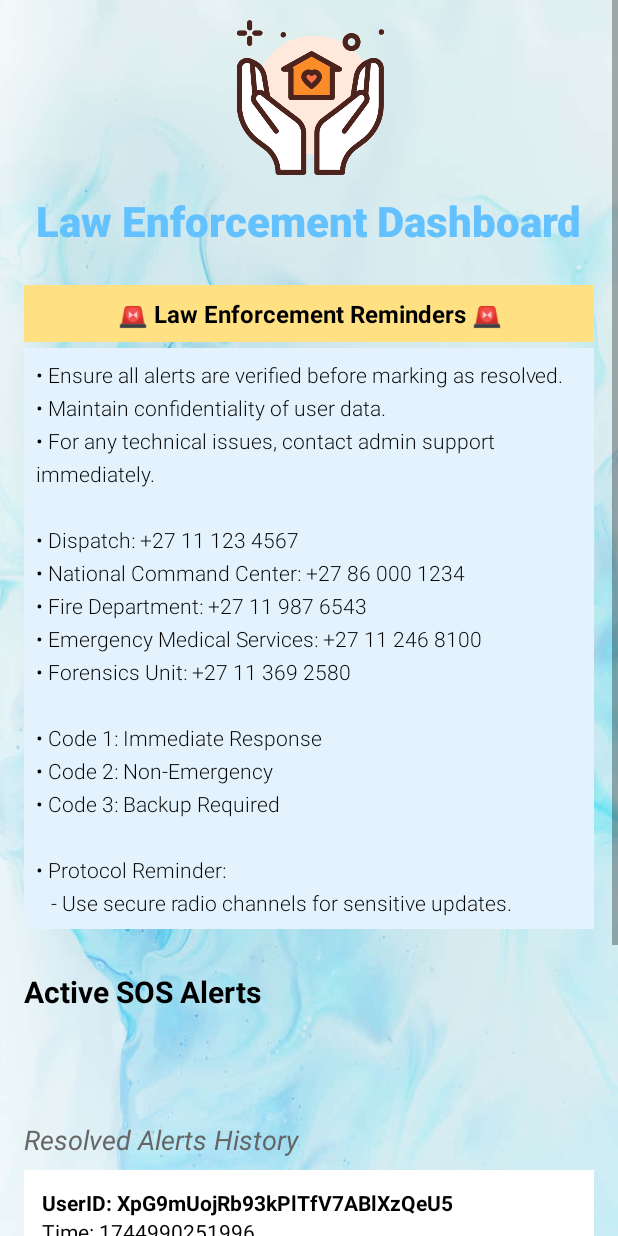
After one commit to aadeza/HelpAtHome_INSY7315, an Android app built with Jetpack Compose: the LawDashboardActivity screen opened directly, with no data from a screen before it, on a phone screen of 412 x 824 dp. The commit adds this screen. Run offline under Robolectric (Android 15) with nearby library versions, the phone set to English and light mode, and no system bars; our stand-ins replace Firebase (no records; nobody signed in at launch, a user with empty details on screens opened directly).

Commit message:
Law enforcement done

```diff
--- a/app/src/main/AndroidManifest.xml
+++ b/app/src/main/AndroidManifest.xml
@@ -38,6 +38,9 @@
             android:name=".SignUp"
             android:exported="false" />
         <activity
+            android:name=".LawDashboardActivity" />
+
+        <activity
             android:name=".MainActivity"
             android:exported="true"
             android:label="@string/app_name"
--- /dev/null
+++ b/app/src/main/java/com/example/helpathome/LawDashboardActivity.kt
@@ -0,0 +1,87 @@
+package com.example.helpathome
+
+import android.os.Bundle
+import android.widget.Toast
+import androidx.appcompat.app.AppCompatActivity
+import androidx.recyclerview.widget.LinearLayoutManager
+import androidx.recyclerview.widget.RecyclerView
+import com.example.helpathome.adapters.AlertAdapter
+import com.example.helpathome.models.alerts
+import com.google.firebase.auth.FirebaseAuth
+import com.google.firebase.database.*
+
+class LawDashboardActivity : AppCompatActivity() {
+
+    private lateinit var recyclerView: RecyclerView
+    private lateinit var alertAdapter: AlertAdapter
+    private val alertList = mutableListOf<alerts>()
+    private lateinit var usersRef: DatabaseReference
+
+    override fun onCreate(savedInstanceState: Bundle?) {
+        super.onCreate(savedInstanceState)
+        setContentView(R.layout.activity_law_dashboard)
+
+        recyclerView = findViewById(R.id.recyclerAlerts)
+        recyclerView.layoutManager = LinearLayoutManager(this)
+
+        alertAdapter = AlertAdapter(
+            alertList,
+            onResolveClick = { alert -> markAsResolved(alert) }
+        )
+        recyclerView.adapter = alertAdapter
+
+        usersRef = FirebaseDatabase.getInstance().getReference("Users")
+        loadAllAlerts()
+    }
+
+    private fun loadAllAlerts() {
+        usersRef.addValueEventListener(object : ValueEventListener {
+            override fun onDataChange(snapshot: DataSnapshot) {
+                alertList.clear()
+                for (userSnap in snapshot.children) {
+                    val userId = userSnap.key ?: continue
+                    val sosActive = userSnap.child("sosActive").getValue(Boolean::class.java) ?: false
+
+
+                    if (sosActive) {
+                        val location = userSnap.child("location").getValue(String::class.java) ?: "-26.1087, 28.0567 (Sandton, Johannesburg)"
+                        val timestamp = userSnap.child("timestamp").getValue(Long::class.java)?.toString() ?: "1744990251996"
+
+                        val alert = alerts(
+                            userId = userId,
+                            location = location,
+                            timestamp = timestamp,
+                            sosActive = true
+                        )
+
+                        alertList.add(alert)
+                    }
+                }
+                alertAdapter.notifyDataSetChanged()
+            }
+
+            override fun onCancelled(error: DatabaseError) {
+                Toast.makeText(
+                    this@LawDashboardActivity,
+                    "Failed to load alerts: ${error.message}",
+                    Toast.LENGTH_SHORT
+                ).show()
+            }
+        })
+    }
+
+    private fun markAsResolved(alert: alerts) {
+        val userId = alert.userId ?: return
+        val userRef = usersRef.child(userId)
+
+        userRef.child("sosActive").setValue(false)
+            .addOnSuccessListener {
+                userRef.child("resolvedBy").setValue(FirebaseAuth.getInstance().currentUser?.uid ?: "unknown")
+                userRef.child("resolvedAt").setValue(ServerValue.TIMESTAMP)
+                Toast.makeText(this, "Alert marked as resolved", Toast.LENGTH_SHORT).show()
+            }
+            .addOnFailureListener {
+                Toast.makeText(this, "Failed to mark alert as resolved", Toast.LENGTH_SHORT).show()
+            }
+    }
+}
--- /dev/null
+++ b/app/src/main/res/layout/activity_law_dashboard.xml
@@ -0,0 +1,244 @@
+<?xml version="1.0" encoding="utf-8"?>
+<ScrollView xmlns:android="http://schemas.android.com/apk/res/android"
+    xmlns:tools="http://schemas.android.com/tools"
+    android:id="@+id/scrollViewLawDashboard"
+    android:layout_width="match_parent"
+    android:layout_height="match_parent"
+    android:fillViewport="true"
+    android:background="@drawable/homebackground"
+    tools:context=".LawDashboardActivity">
+
+    <LinearLayout
+        android:id="@+id/layoutLawDashboard"
+        android:layout_width="match_parent"
+        android:layout_height="wrap_content"
+        android:orientation="vertical"
+        android:paddingStart="16dp"
+        android:paddingEnd="16dp"
+        android:paddingBottom="16dp">
+
+        <!-- Logo -->
+        <ImageView
+            android:id="@+id/imageViewLogo"
+            android:layout_width="120dp"
+            android:layout_height="110dp"
+            android:layout_marginTop="10dp"
+            android:layout_gravity="center_horizontal"
+            android:layout_marginBottom="8dp"
+            android:src="@drawable/helphomeicon" />
+
+        <!-- Title -->
+        <TextView
+            android:id="@+id/textTitle"
+            android:layout_width="wrap_content"
+            android:layout_height="wrap_content"
+            android:text="Law Enforcement Dashboard"
+            android:textColor="#63C1FF"
+            android:textSize="28sp"
+            android:textStyle="bold"
+            android:fontFamily="sans-serif-medium"
+            android:layout_gravity="center_horizontal"
+            android:layout_marginBottom="12dp" />
+
+        <!-- Law Enforcement Reminders -->
+        <TextView
+            android:id="@+id/textPSATitle"
+            android:layout_width="match_parent"
+            android:layout_height="wrap_content"
+            android:background="#FFE082"
+            android:text="🚨 Law Enforcement Reminders 🚨"
+            android:textColor="#000000"
+            android:textSize="16sp"
+            android:textStyle="bold"
+            android:padding="8dp"
+            android:layout_marginTop="12dp"
+            android:layout_marginBottom="4dp"
+            android:gravity="center" />
+
+        <TextView
+            android:id="@+id/textPSAContent"
+            android:layout_width="match_parent"
+            android:layout_height="wrap_content"
+            android:background="#E3F2FD"
+            android:text="• Ensure all alerts are verified before marking as resolved.\n• Maintain confidentiality of user data.\n• For any technical issues, contact admin support immediately.\n\n• Dispatch: +27 11 123 4567\n• National Command Center: +27 86 000 1234\n• Fire Department: +27 11 987 6543\n• Emergency Medical Services: +27 11 246 8100\n• Forensics Unit: +27 11 369 2580\n\n• Code 1: Immediate Response\n• Code 2: Non-Emergency\n• Code 3: Backup Required\n\n• Protocol Reminder:  \n   - Use secure radio channels for sensitive updates."
+            android:textColor="#000000"
+            android:textSize="14sp"
+            android:lineSpacingExtra="6dp"
+            android:padding="8dp"
+            android:layout_marginBottom="12dp"
+            android:layout_marginTop="0dp"
+            android:fontFamily="sans-serif-light" />
+
+
+        <!-- Active SOS Alerts -->
+        <TextView
+            android:id="@+id/activeAlertsTitle"
+            android:layout_width="wrap_content"
+            android:layout_height="wrap_content"
+            android:text="Active SOS Alerts"
+            android:textColor="#000000"
+            android:textSize="20sp"
+            android:textStyle="bold"
+            android:layout_marginBottom="8dp"
+            android:layout_marginTop="16dp" />
+
+        <!-- Active Alerts Recycler -->
+        <androidx.recyclerview.widget.RecyclerView
+            android:id="@+id/recyclerAlerts"
+            android:layout_width="match_parent"
+            android:layout_height="wrap_content"
+            android:nestedScrollingEnabled="false"
+            android:scrollbars="vertical"
+            tools:listitem="@layout/alert_item" />
+
+        <!-- Resolved Alerts Title -->
+        <TextView
+            android:id="@+id/resolvedAlertsTitle"
+            android:layout_width="wrap_content"
+            android:layout_height="wrap_content"
+
+            android:textColor="#666666"
+            android:textSize="18sp"
+            android:textStyle="italic"
+            android:layout_marginTop="16dp"
+            android:layout_marginBottom="8dp" />
+
+        <!-- Resolved Alerts Recycler -->
+        <androidx.recyclerview.widget.RecyclerView
+            android:id="@+id/recyclerResolvedAlerts"
+            android:layout_width="match_parent"
+            android:layout_height="wrap_content"
+            android:nestedScrollingEnabled="false"
+            android:scrollbars="vertical"
+            tools:listitem="@layout/alert_item" />
+        <!-- Resolved Alerts Title -->
+        <TextView
+
+            android:layout_width="wrap_content"
+            android:layout_height="wrap_content"
+            android:text="Resolved Alerts History"
+            android:textColor="#666666"
+            android:textSize="18sp"
+            android:textStyle="italic"
+            android:layout_marginTop="16dp"
+            android:layout_marginBottom="8dp" />
+
+        <!-- Resolved Alerts List -->
+        <LinearLayout
+            android:layout_width="match_parent"
+            android:layout_height="wrap_content"
+            android:orientation="vertical">
+
+            <!-- Alert 1 -->
+            <LinearLayout
+                android:layout_width="match_parent"
+                android:layout_height="wrap_content"
+                android:orientation="vertical"
+                android:background="@android:color/white"
+                android:padding="12dp"
+                android:layout_marginBottom="8dp"
+                android:elevation="2dp">
+
+                <TextView
+                    android:layout_width="wrap_content"
+                    android:layout_height="wrap_content"
+                    android:text="UserID: XpG9mUojRb93kPlTfV7ABlXzQeU5"
+                    android:textColor="#000000"
+                    android:textStyle="bold"
+                    android:textSize="14sp" />
+
+                <TextView
+                    android:layout_width="wrap_content"
+                    android:layout_height="wrap_content"
+                    android:text="Time: 1744990251996"
+                    android:textColor="#000000"
+                    android:textSize="14sp" />
+
+                <TextView
+                    android:layout_width="wrap_content"
+                    android:layout_height="wrap_content"
+                    android:text="Status: RESOLVED"
+                    android:textColor="#4CAF50"
+                    android:textStyle="bold"
+                    android:textSize="14sp"
+                    android:layout_marginTop="4dp" />
+            </LinearLayout>
+
+            <!-- Alert 2 -->
+            <LinearLayout
+                android:layout_width="match_parent"
+                android:layout_height="wrap_content"
+                android:orientation="vertical"
+                android:background="@android:color/white"
+                android:padding="12dp"
+                android:layout_marginBottom="8dp"
+                android:elevation="2dp">
+
+                <TextView
+                    android:layout_width="wrap_content"
+                    android:layout_height="wrap_content"
+                    android:text="UserID: HjL92NkpVf18zMxLgC4RTbWqVoZ7"
+                    android:textColor="#000000"
+                    android:textStyle="bold"
+                    android:textSize="14sp" />
+
+                <TextView
+                    android:layout_width="wrap_content"
+                    android:layout_height="wrap_content"
+                    android:text="Time: 1745891352472"
+                    android:textColor="#000000"
+                    android:textSize="14sp" />
+
+                <TextView
+                    android:layout_width="wrap_content"
+                    android:layout_height="wrap_content"
+                    android:text="Status: RESOLVED"
+                    android:textColor="#4CAF50"
+                    android:textStyle="bold"
+                    android:textSize="14sp"
+                    android:layout_marginTop="4dp" />
+            </LinearLayout>
+
+            <!-- Alert 3 -->
+            <LinearLayout
+                android:layout_width="match_parent"
+                android:layout_height="wrap_content"
+                android:orientation="vertical"
+                android:background="@android:color/white"
+                android:padding="12dp"
+                android:layout_marginBottom="8dp"
+                android:elevation="2dp">
+
+                <TextView
+                    android:layout_width="wrap_content"
+                    android:layout_height="wrap_content"
+                    android:text="UserID: QrN75VpBcT84yKwDsS9EMvGhTzX3"
+                    android:textColor="#000000"
+                    android:textStyle="bold"
+                    android:textSize="14sp" />
+
+                <TextView
+                    android:layout_width="wrap_content"
+                    android:layout_height="wrap_content"
+                    android:text="Time: 1746152093803"
+                    android:textColor="#000000"
+                    android:textSize="14sp" />
+
+                <TextView
+                    android:layout_width="wrap_content"
+                    android:layout_height="wrap_content"
+                    android:text="Status: RESOLVED"
+                    android:textColor="#4CAF50"
+                    android:textStyle="bold"
+                    android:textSize="14sp"
+                    android:layout_marginTop="4dp" />
+            </LinearLayout>
+
+        </LinearLayout>
+
+
+    </LinearLayout>
+
+
+
+</ScrollView>
```
Also changed, not shown: app/src/main/java/com/example/helpathome/AlertAdapter.kt (added, +51 -0 lines), app/src/main/java/com/example/helpathome/Home.kt (+46 -8 lines), app/src/main/java/com/example/helpathome/MainActivity.kt (+29 -3 lines), app/src/main/java/com/example/helpathome/alerts.kt (added, +9 -0 lines), app/src/main/res/layout/activity_home.xml (+13 -11 lines), app/src/main/res/layout/alert_item.xml (added, +83 -0 lines), 1 other file.
